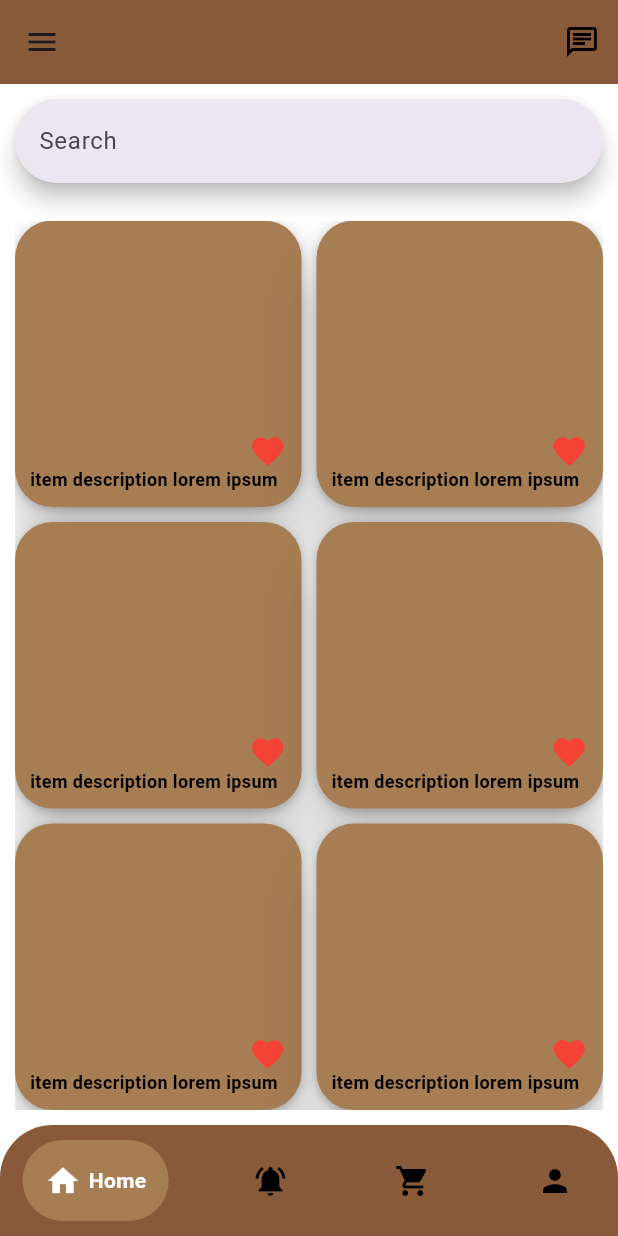
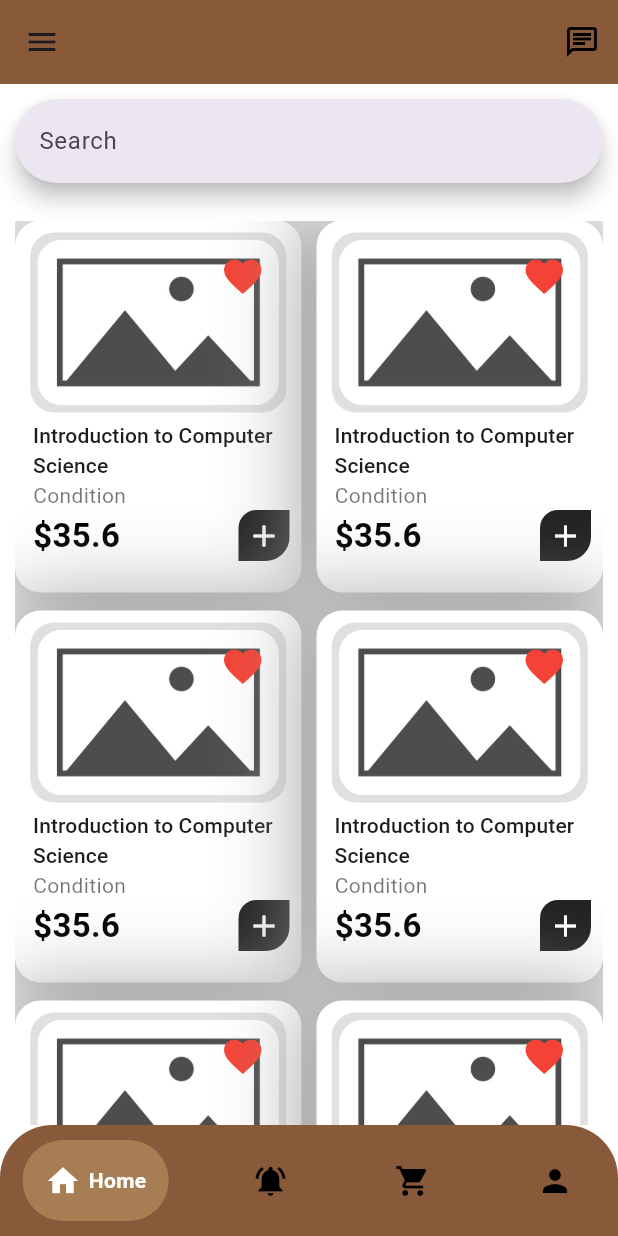
Before and after one commit to auniNajwa/buku_text_map, a Flutter app: the screen it shows once a user with an empty profile is signed in, on a phone screen of 412 x 824 dp. Run offline on Flutter 3.47's test engine with Material 3 defaults, Android fonts, the light colour scheme and no system bars; drawn by our look-alikes of google_nav_bar; our stand-ins replace cloud_firestore, firebase_auth, firebase_core, flutter_rating_bar; accounts and stored records are empty.

Commit message:
Some added

```diff
--- /dev/null
+++ b/BukuTextLy_users/bukutextly_users/lib/components/circular_icon.dart
@@ -0,0 +1,39 @@
+import 'package:flutter/material.dart';
+
+class CircularIcon extends StatelessWidget {
+  final double? width, height, size;
+  final IconData icon;
+  final Color? color;
+  final Color? backgroundColor;
+  final VoidCallback? onPressed;
+
+  const CircularIcon({
+    super.key,
+    this.width,
+    this.height,
+    this.size = 30,
+    required this.icon,
+    this.color,
+    this.backgroundColor,
+    this.onPressed,
+  });
+
+  @override
+  Widget build(BuildContext context) {
+    return Container(
+      width: width,
+      height: height,
+      decoration: BoxDecoration(
+        borderRadius: BorderRadius.circular(100),
+        color: backgroundColor != null ? backgroundColor! : Colors.transparent,
+      ),
+      child: IconButton(
+          onPressed: onPressed,
+          icon: Icon(
+            icon,
+            color: color,
+            size: size,
+          )),
+    );
+  }
+}
--- /dev/null
+++ b/BukuTextLy_users/bukutextly_users/lib/components/product_card.dart
@@ -0,0 +1,112 @@
+import 'package:bukutextly_users/components/circular_icon.dart';
+import 'package:bukutextly_users/components/product_title_text.dart';
+import 'package:bukutextly_users/components/rounded_container.dart';
+import 'package:bukutextly_users/components/rounded_image.dart';
+import 'package:bukutextly_users/utils/shadows.dart';
+import 'package:flutter/material.dart';
+import 'package:flutter/widgets.dart';
+
+class ProductCard extends StatelessWidget {
+  const ProductCard({super.key});
+
+  @override
+  Widget build(BuildContext context) {
+    return GestureDetector(
+      onTap: () {},
+      child: Container(
+        width: 170,
+        padding: const EdgeInsets.all(8),
+        decoration: BoxDecoration(
+          boxShadow: [ShadowStlye.horizontalProductShadow],
+          borderRadius: BorderRadius.circular(17.0),
+          color: Colors.white,
+        ),
+        child: Column(
+          children: [
+            //Thumbnail, WishList button
+            const RoundedContainer(
+              height: 120,
+              padding: EdgeInsets.all(5),
+              backgroundColor: Colors.black12,
+              child: Stack(
+                children: [
+                  //thumbnail image
+                  RoundedImage(
+                    imageUrl: 'assets/images/imageplaceholder.png',
+                    applyImageRadius: true,
+                  ),
+
+                  Positioned(
+                    top: 0,
+                    right: 0,
+                    child: CircularIcon(
+                      icon: Icons.favorite,
+                      color: Colors.red,
+                    ),
+                  ),
+                ],
+              ),
+            ),
+
+            const SizedBox(height: 5),
+
+            //Product details
+
+            Padding(
+              padding: const EdgeInsets.only(left: 4),
+              child: Column(
+                crossAxisAlignment: CrossAxisAlignment.start,
+                children: [
+                  const ProductTitleText(
+                    title: 'Introduction to Computer Science',
+                    smallSize: true,
+                  ),
+                  const Text(
+                    'Condition',
+                    style: TextStyle(color: Colors.black54),
+                  ),
+                  Row(
+                    mainAxisAlignment: MainAxisAlignment.spaceBetween,
+                    children: [
+                      //price
+                      const Text(
+                        '\$35.6',
+                        maxLines: 1,
+                        overflow: TextOverflow.ellipsis,
+                        style: TextStyle(
+                          color: Colors.black,
+                          fontWeight: FontWeight.bold,
+                          fontSize: 22,
+                        ),
+                      ),
+
+                      Container(
+                        decoration: const BoxDecoration(
+                          color: Colors.black87,
+                          borderRadius: BorderRadius.only(
+                            topLeft: Radius.circular(12),
+                            bottomRight: Radius.circular(16),
+                          ),
+                        ),
+                        child: const SizedBox(
+                          width: 34,
+                          height: 34,
+                          child: Center(
+                            child: Icon(
+                              Icons.add,
+                              color: Colors.white,
+                            ),
+                          ),
+                        ),
+                      ),
+                    ],
+                  ),
+                ],
+              ),
+            )
+          ],
+        ),
+      ),
+    );
+  }
+}
--- /dev/null
+++ b/BukuTextLy_users/bukutextly_users/lib/components/product_title_text.dart
@@ -0,0 +1,29 @@
+import 'package:flutter/material.dart';
+
+class ProductTitleText extends StatelessWidget {
+  final String title;
+  final bool smallSize;
+  final int maxLines;
+  final TextAlign? textAlign;
+
+  const ProductTitleText({
+    super.key,
+    required this.title,
+    this.smallSize = false,
+    this.maxLines = 2,
+    this.textAlign = TextAlign.left,
+  });
+
+  @override
+  Widget build(BuildContext context) {
+    return Text(
+      title,
+      style: smallSize
+          ? Theme.of(context).textTheme.labelLarge
+          : Theme.of(context).textTheme.titleSmall,
+      overflow: TextOverflow.ellipsis,
+      maxLines: maxLines,
+      textAlign: textAlign,
+    );
+  }
+}
--- /dev/null
+++ b/BukuTextLy_users/bukutextly_users/lib/components/rounded_container.dart
@@ -0,0 +1,43 @@
+import 'package:flutter/material.dart';
+import 'package:flutter/widgets.dart';
+
+class RoundedContainer extends StatelessWidget {
+  final double? width;
+  final double? height;
+  final double radius;
+  final Widget? child;
+  final bool showborder;
+  final Color borderColor;
+  final Color backgroundColor;
+  final EdgeInsetsGeometry? padding;
+  final EdgeInsetsGeometry? margin;
+
+  const RoundedContainer({
+    super.key,
+    this.width,
+    this.height,
+    this.radius = 16,
+    this.child,
+    this.showborder = false,
+    this.borderColor = Colors.grey,
+    this.backgroundColor = Colors.white,
+    this.padding,
+    this.margin,
+  });
+
+  @override
+  Widget build(BuildContext context) {
+    return Container(
+      width: width,
+      height: height,
+      padding: padding,
+      margin: margin,
+      decoration: BoxDecoration(
+        color: backgroundColor,
+        borderRadius: BorderRadius.circular(radius),
+        border: showborder ? Border.all(color: borderColor) : null,
+      ),
+      child: child,
+    );
+  }
+}
--- /dev/null
+++ b/BukuTextLy_users/bukutextly_users/lib/components/rounded_image.dart
@@ -0,0 +1,58 @@
+import 'package:flutter/material.dart';
+import 'package:flutter/widgets.dart';
+
+class RoundedImage extends StatelessWidget {
+  final double? width, height;
+  final String imageUrl;
+  final bool applyImageRadius;
+  final BoxBorder? border;
+  final Color backgroundColor;
+  final BoxFit? fit;
+  final EdgeInsetsGeometry? padding;
+  final bool isNetworkImage;
+  final VoidCallback? onPressed;
+  final double borderRadius;
+
+  const RoundedImage({
+    super.key,
+    this.width,
+    this.height,
+    required this.imageUrl,
+    this.applyImageRadius = true,
+    this.border,
+    this.backgroundColor = Colors.white,
+    this.fit,
+    this.padding,
+    this.isNetworkImage = false,
+    this.onPressed,
+    this.borderRadius = 16,
+  });
+
+  @override
+  Widget build(BuildContext context) {
+    return GestureDetector(
+      onTap: onPressed,
+      child: Container(
+        width: width,
+        height: height,
+        padding: padding,
+        decoration: BoxDecoration(
+          border: border,
+          color: backgroundColor,
+          borderRadius: BorderRadius.circular(borderRadius),
+        ),
+        child: ClipRRect(
+          borderRadius: applyImageRadius
+              ? BorderRadius.circular(borderRadius)
+              : BorderRadius.zero,
+          child: Image(
+            fit: fit,
+            image: isNetworkImage
+                ? NetworkImage(imageUrl)
+                : AssetImage(imageUrl) as ImageProvider,
+          ),
+        ),
+      ),
+    );
+  }
+}
--- a/BukuTextLy_users/bukutextly_users/lib/pages/home_page.dart
+++ b/BukuTextLy_users/bukutextly_users/lib/pages/home_page.dart
@@ -1,4 +1,5 @@
 import 'package:bukutextly_users/components/item_box.widget.dart';
+import 'package:bukutextly_users/components/product_card.dart';
 import 'package:bukutextly_users/pages/notif_page.dart';
 import 'package:bukutextly_users/pages/profile_page.dart';
 import 'package:bukutextly_users/pages/shopping_page.dart';
@@ -185,7 +186,8 @@ class _HomePageState extends State<HomePage> {
 class HomePageContent extends StatelessWidget {
   @override
   Widget build(BuildContext context) {
-    return Column(
+    return SingleChildScrollView(
+      child: Column(
         children: [
           const Padding(
             padding: EdgeInsets.all(10.0),
@@ -193,8 +195,7 @@ class HomePageContent extends StatelessWidget {
               hintText: 'Search',
             ),
           ),
-        Expanded(
-          child: Padding(
+          Padding(
             padding: const EdgeInsets.only(
               top: 15.0,
               left: 10.0,
@@ -204,24 +205,24 @@ class HomePageContent extends StatelessWidget {
             child: SizedBox(
               height: 700, // Adjust the height as needed
               child: GridView.builder(
+                padding: EdgeInsets.zero,
                 shrinkWrap: true,
-                itemCount: 30,
+                itemCount: 20,
+                physics: const NeverScrollableScrollPhysics(),
                 gridDelegate: const SliverGridDelegateWithFixedCrossAxisCount(
                   crossAxisCount: 2,
                   crossAxisSpacing: 10,
-                  mainAxisSpacing: 10,
+                  mainAxisSpacing: 12,
+                  mainAxisExtent: 248,
                 ),
                 itemBuilder: (context, index) {
-                  return const ItemBoxWidget(
-                    textInSquare: 'item description lorem ipsum',
-                    iconData: Icons.favorite,
-                  );
+                  return const ProductCard();
                 },
               ),
             ),
           ),
+        ],
       ),
-      ],
     );
   }
 }
--- a/BukuTextLy_users/bukutextly_users/lib/pages/shopping_page.dart
+++ b/BukuTextLy_users/bukutextly_users/lib/pages/shopping_page.dart
@@ -1,3 +1,4 @@
+import 'package:bukutextly_users/components/product_card.dart';
 import 'package:flutter/material.dart';
 
 class ShoppingPage extends StatefulWidget {
@@ -13,9 +14,15 @@ class _ShoppingPageState extends State<ShoppingPage> {
     return Scaffold(
       appBar: AppBar(),
       body: const Center(
-        child: Text(
-          'Shopping Page',
-          style: TextStyle(fontSize: 24),
+        child: Column(
+          children: [
+            Text(
+              'Shopping Page',
+              style: TextStyle(fontSize: 24),
+            ),
+            SizedBox(height: 20),
+            ProductCard(),
+          ],
         ),
       ),
     );
--- a/BukuTextLy_users/bukutextly_users/lib/utils/colors.dart
+++ b/BukuTextLy_users/bukutextly_users/lib/utils/colors.dart
@@ -4,7 +4,7 @@ Color backgroundColor1 = const Color(0xffE9EAF7);
 Color backgroundColor2 = const Color(0xffF4EEF2);
 Color backgroundColor3 = const Color(0xffEBEBF2);
 Color backgroundColor4 = const Color(0xffE3EDF5);
-Color primaryColor = const Color(0xFF885A3A);
+Color primaryColor = Color(0xFF885A3A);
 Color textColor1 = const Color(0xff353047);
 Color textColor2 = const Color(0xff6F6B7A);
 Color buttonColor = const Color(0xffFD6B68);
--- /dev/null
+++ b/BukuTextLy_users/bukutextly_users/lib/utils/shadows.dart
@@ -0,0 +1,19 @@
+// ignore_for_file: prefer_const_constructors
+
+import 'package:flutter/material.dart';
+
+class ShadowStlye {
+  static final verticalProductShadow = BoxShadow(
+    color: Colors.grey,
+    blurRadius: 50,
+    spreadRadius: 7,
+    offset: const Offset(0, 2),
+  );
+
+  static final horizontalProductShadow = BoxShadow(
+    color: Colors.grey,
+    blurRadius: 50,
+    spreadRadius: 7,
+    offset: const Offset(0, 2),
+  );
+}
```
Also changed, not shown: BukuTextLy_users/bukutextly_users/assets/images/imageplaceholder.png (added), BukuTextLy_users/bukutextly_users/pubspec.lock. Lines whose indentation alone changed are shown as unchanged.
